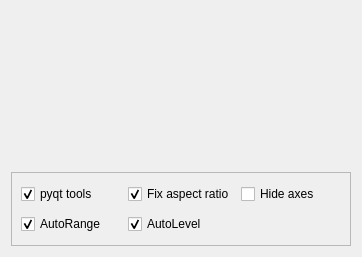
The window that nplab/instrument/camera/camera_display_scaled.ui (nanophotonics/nplab) describes before a commit, drawn with Qt 5.
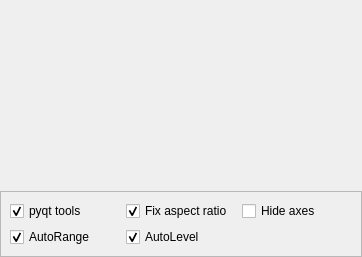
The same window after the commit.

Diff of the .ui file:
```diff
--- a/nplab/instrument/camera/camera_display_scaled.ui
+++ b/nplab/instrument/camera/camera_display_scaled.ui
@@ -20,6 +20,21 @@
    <string>Form</string>
   </property>
   <layout class="QGridLayout" name="gridLayout_2">
+   <property name="sizeConstraint">
+    <enum>QLayout::SetNoConstraint</enum>
+   </property>
+   <property name="leftMargin">
+    <number>0</number>
+   </property>
+   <property name="topMargin">
+    <number>0</number>
+   </property>
+   <property name="rightMargin">
+    <number>0</number>
+   </property>
+   <property name="bottomMargin">
+    <number>0</number>
+   </property>
    <item row="1" column="0">
     <widget class="QLabel" name="label_crosshairpos">
      <property name="sizePolicy">
@@ -31,7 +46,7 @@
      <property name="maximumSize">
       <size>
        <width>16777215</width>
-       <height>200</height>
+       <height>50</height>
       </size>
      </property>
      <property name="text">
@@ -50,6 +65,12 @@
        <verstretch>0</verstretch>
       </sizepolicy>
      </property>
+     <property name="maximumSize">
+      <size>
+       <width>16777215</width>
+       <height>100</height>
+      </size>
+     </property>
      <property name="frameShape">
       <enum>QFrame::StyledPanel</enum>
      </property>
@@ -141,7 +162,14 @@
     </widget>
    </item>
    <item row="0" column="0">
-    <widget class="QWidget" name="widget" native="true"/>
+    <widget class="QWidget" name="widget" native="true">
+     <property name="sizePolicy">
+      <sizepolicy hsizetype="Expanding" vsizetype="Expanding">
+       <horstretch>0</horstretch>
+       <verstretch>0</verstretch>
+      </sizepolicy>
+     </property>
+    </widget>
    </item>
   </layout>
  </widget>
```
